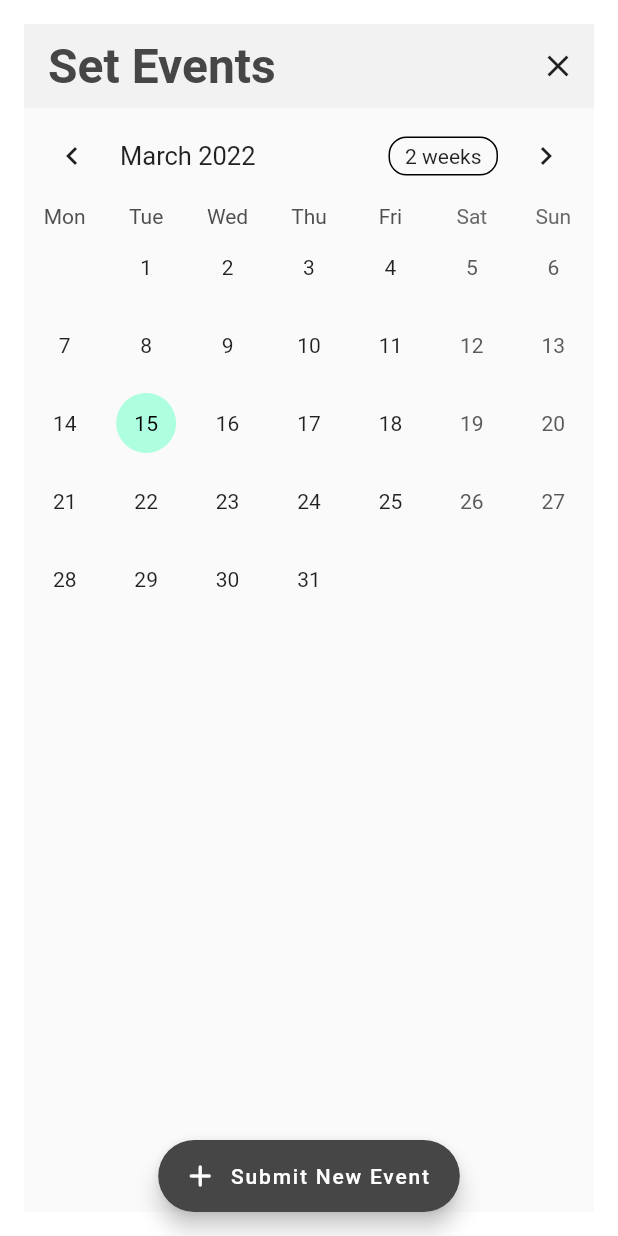
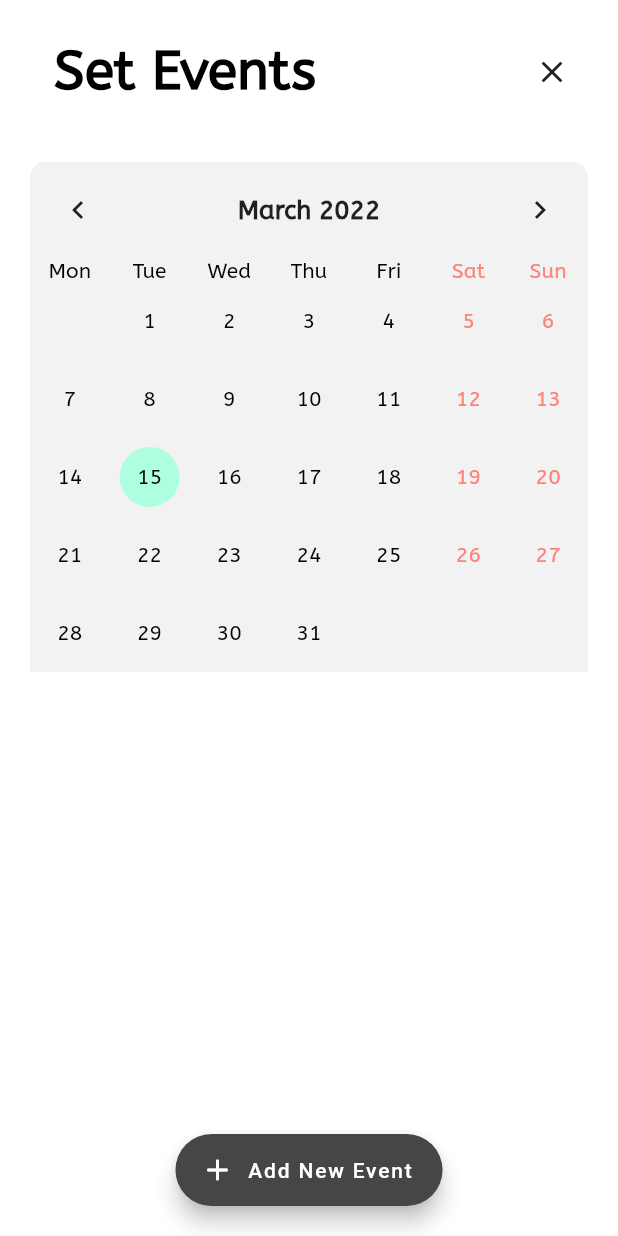
Before and after one commit to Lakhankumawat/smart-home-app, a Flutter app: the SetEventScreen screen opened by its route, on a phone screen of 412 x 824 dp. Run offline on Flutter 3.47's test engine with Material 2 defaults, Android fonts, the light colour scheme and no system bars; drawn by our look-alikes of table_calendar; our stand-ins replace dotted_border, flutter_svg, font_awesome_flutter, get_it, lottie, sleek_circular_slider and 1 more; missing offline and left inert: dart:html; Roboto replaces fonts that are missing (Nato Sans).

Commit message:
Added ABeeZee Font files, Updated SetEventScreen & CalendarTheme, & Created EventListTile, AlertDialogTheme & ResourceFile

```diff
--- /dev/null
+++ b/lib/src/screens/set_event_screen/resources.dart
@@ -0,0 +1,3 @@
+export 'package:domus/src/screens/set_event_screen/components/event_list_tile.dart';
+export 'package:domus/src/screens/set_event_screen/theme/alert_dialog_theme.dart';
+export 'package:domus/src/screens/set_event_screen/theme/calendar_theme.dart';
--- a/lib/src/screens/set_event_screen/set_event_screen.dart
+++ b/lib/src/screens/set_event_screen/set_event_screen.dart
@@ -1,8 +1,8 @@
 import 'dart:html';
 
-import 'package:domus/src/screens/set_event_screen/theme/calendar_theme.dart';
 import 'package:flutter/material.dart';
 import 'package:table_calendar/table_calendar.dart';
+import 'package:domus/src/screens/set_event_screen/resources.dart';
 
 class SetEventScreen extends StatefulWidget {
   static String routeName = '/set-event-screen';
@@ -32,27 +32,31 @@ class _SetEventScreenState extends State<SetEventScreen> {
   @override
   Widget build(BuildContext context) {
     return Padding(
-      padding: EdgeInsets.all(16),
+      padding: EdgeInsets.all(20),
       child: Scaffold(
+        backgroundColor: Colors.white,
         appBar: AppBar(
           automaticallyImplyLeading: false,
+          backgroundColor: Colors.white,
           iconTheme: Theme.of(context).iconTheme,
           title: Text(
             'Set Events',
-            style: Theme.of(context).textTheme.headline1,
+            style: AlertDialogTheme.appBarTextStyle,
           ),
           elevation: 0,
           actions: <Widget>[
             CloseButton(),
           ],
         ),
-        body: Column(
+        body: ListView(
           children: [
             TableCalendar(
               firstDay: DateTime.utc(2010, 10, 16),
-              lastDay: DateTime.utc(2030, 3, 14),
+              lastDay: DateTime.utc(2023, 3, 14),
               focusedDay: focusedDay,
               calendarStyle: CalendarTheme.calendarStyle(),
+              headerStyle: CalendarTheme.headerStyle(),
+              daysOfWeekStyle: CalendarTheme.daysOfWeekStyle(),
               startingDayOfWeek: StartingDayOfWeek.monday,
               selectedDayPredicate: (day) => isSameDay(selectedDay, day),
               onDaySelected: (selectedDay, focusedDay) {
@@ -63,37 +67,53 @@ class _SetEventScreenState extends State<SetEventScreen> {
               },
               eventLoader: getEventsForDay,
             ),
-            SizedBox(height: 8),
+            SizedBox(height: 32),
             ...getEventsForDay(selectedDay).map(
-              (event) => ListTile(
-                title: Text(event.type),
-              ),
+              (event) => EventListTile(text: event.type),
             )
           ],
         ),
         floatingActionButton: FloatingActionButton.extended(
           onPressed: () {
             if (selectedDay == null) {
-              print('Please Select a Day!');
+              showDialog(
+                context: context,
+                builder: (context) => AlertDialog(
+                  title: Text('Please Select a Day!'),
+                  titleTextStyle: AlertDialogTheme.titleTextStyle,
+                  actions: <Widget>[
+                    TextButton(
+                      onPressed: () => Navigator.pop(context),
+                      child: Text(
+                        'Ok',
+                        style: AlertDialogTheme.buttonTextStyle,
+                      ),
+                    ),
+                  ],
+                ),
+              );
             } else {
               showDialog(
                 context: context,
                 builder: (context) => AlertDialog(
                   title: Text('Add an Event'),
+                  titleTextStyle: AlertDialogTheme.titleTextStyle,
                   content: TextField(
+                    style: AlertDialogTheme.textFieldStyle,
+                    textCapitalization: TextCapitalization.words,
                     controller: controller,
+                    cursorColor: Colors.grey,
                     decoration: InputDecoration(
                       hintText: 'Your Event',
+                      hintStyle: AlertDialogTheme.textFieldStyle,
                     ),
                   ),
-                  actions: [
+                  actions: <Widget>[
                     TextButton(
                       onPressed: () => Navigator.pop(context),
                       child: Text(
                         'Cancel',
-                        style: TextStyle(
-                          color: Colors.black,
-                        ),
+                        style: AlertDialogTheme.buttonTextStyle,
                       ),
                     ),
                     TextButton(
@@ -117,9 +137,7 @@ class _SetEventScreenState extends State<SetEventScreen> {
                       },
                       child: Text(
                         'Ok',
-                        style: TextStyle(
-                          color: Colors.black,
-                        ),
+                        style: AlertDialogTheme.buttonTextStyle,
                       ),
                     ),
                   ],
@@ -127,7 +145,7 @@ class _SetEventScreenState extends State<SetEventScreen> {
               );
             }
           },
-          label: Text('Submit New Event'),
+          label: Text('Add New Event'),
           icon: Icon(Icons.add_rounded),
           backgroundColor: Color(0xFF464646),
         ),
--- /dev/null
+++ b/lib/src/screens/set_event_screen/theme/alert_dialog_theme.dart
@@ -0,0 +1,35 @@
+import 'package:flutter/material.dart';
+
+abstract class AlertDialogTheme {
+  static TextStyle get appBarTextStyle {
+    return TextStyle(
+      fontFamily: 'ABeeZee',
+      color: Colors.black,
+      fontSize: 36,
+      fontWeight: FontWeight.bold,
+    );
+  }
+
+  static TextStyle get buttonTextStyle {
+    return TextStyle(
+      fontFamily: 'ABeeZee',
+      color: Colors.black,
+    );
+  }
+
+  static TextStyle get titleTextStyle {
+    return TextStyle(
+      fontFamily: 'ABeeZee',
+      color: Colors.black,
+      fontSize: 16,
+    );
+  }
+
+  static TextStyle get textFieldStyle {
+    return TextStyle(
+      fontFamily: 'ABeeZee',
+      color: Colors.black,
+      fontSize: 14,
+    );
+  }
+}
--- a/lib/src/screens/set_event_screen/theme/calendar_theme.dart
+++ b/lib/src/screens/set_event_screen/theme/calendar_theme.dart
@@ -3,29 +3,71 @@ import 'package:table_calendar/table_calendar.dart';
 
 // Defines the CalendarTheme for the Table Calendar
 
-class CalendarTheme {
+abstract class CalendarTheme {
   static CalendarStyle calendarStyle() {
     return CalendarStyle(
       outsideDaysVisible: false,
+      defaultTextStyle: TextStyle(
+        color: Colors.black,
+        fontFamily: 'ABeeZee',
+      ),
       todayDecoration: BoxDecoration(
         color: Color(0xFFAEFFDF),
         shape: BoxShape.circle,
       ),
       todayTextStyle: TextStyle(
         color: Colors.black,
+        fontFamily: 'ABeeZee',
       ),
       selectedDecoration: BoxDecoration(
         color: Color(0xFF3DD598),
         shape: BoxShape.circle,
       ),
+      selectedTextStyle: TextStyle(
+        color: Colors.black,
+        fontFamily: 'ABeeZee',
+      ),
+      weekendTextStyle: TextStyle(
+        color: Color(0xFFFF8178),
+        fontFamily: 'ABeeZee',
+      ),
+      rowDecoration: BoxDecoration(color: Color(0xFFF2F2F2)),
     );
   }
 
   static HeaderStyle headerStyle() {
-    return HeaderStyle();
+    return HeaderStyle(
+      formatButtonVisible: false,
+      titleCentered: true,
+      decoration: BoxDecoration(
+        color: Color(0xFFF2F2F2),
+        borderRadius: BorderRadius.only(
+          topLeft: Radius.circular(10),
+          topRight: Radius.circular(10),
+        ),
+      ),
+      headerMargin: EdgeInsets.only(top: 32),
+      titleTextStyle: TextStyle(
+        fontFamily: 'ABeeZee',
+        fontWeight: FontWeight.bold,
+        fontSize: 17,
+      ),
+    );
   }
 
   static DaysOfWeekStyle daysOfWeekStyle() {
-    return DaysOfWeekStyle();
+    return DaysOfWeekStyle(
+      decoration: BoxDecoration(color: Color(0xFFF2F2F2)),
+      weekendStyle: TextStyle(
+        color: Color(0xFFFF8178),
+        fontFamily: 'ABeeZee',
+        fontWeight: FontWeight.w500,
+      ),
+      weekdayStyle: TextStyle(
+        color: Colors.black,
+        fontFamily: 'ABeeZee',
+        fontWeight: FontWeight.w500,
+      ),
+    );
   }
 }
--- a/pubspec.yaml
+++ b/pubspec.yaml
@@ -55,3 +55,9 @@ flutter:
         - asset: "assets/fonts/Poppins-700.ttf"
           style: "normal"
           weight: 700
+    - family: ABeeZee
+      fonts:
+        - asset: assets/fonts/ABeeZee-Italic.ttf
+          style: italic
+        - asset: assets/fonts/ABeeZee-Regular.ttf
+          style: normal
```
Also changed, not shown: lib/src/screens/set_event_screen/components/event_list_tile.dart (added, +32 -0 lines), assets/fonts/ABeeZee-Italic.ttf (added), assets/fonts/ABeeZee-Regular.ttf (added).
